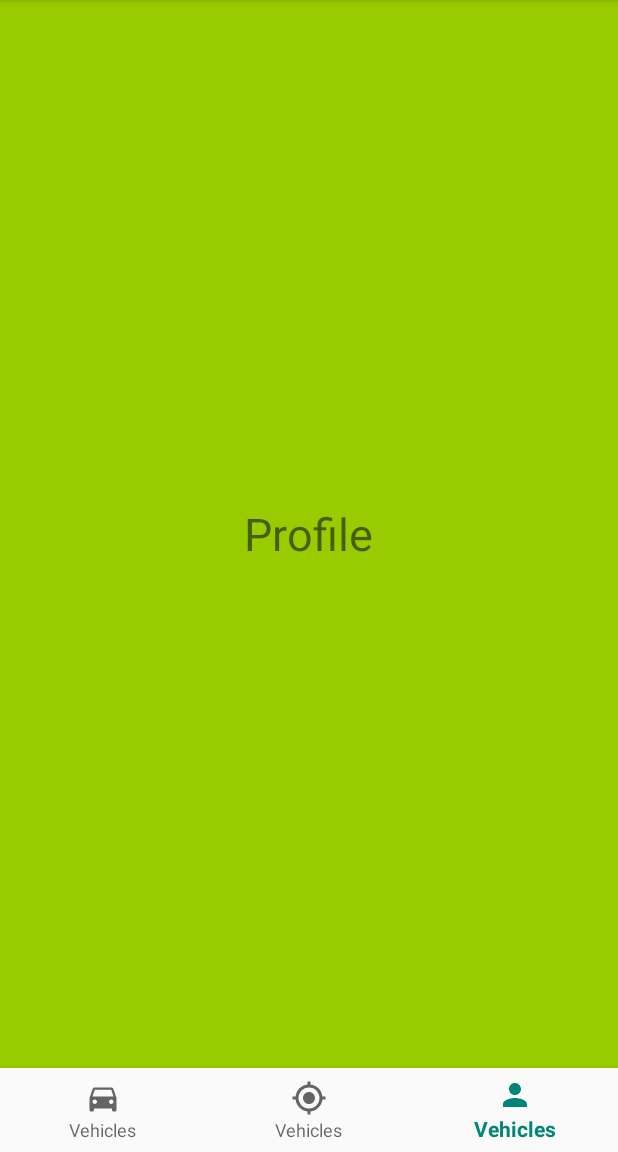
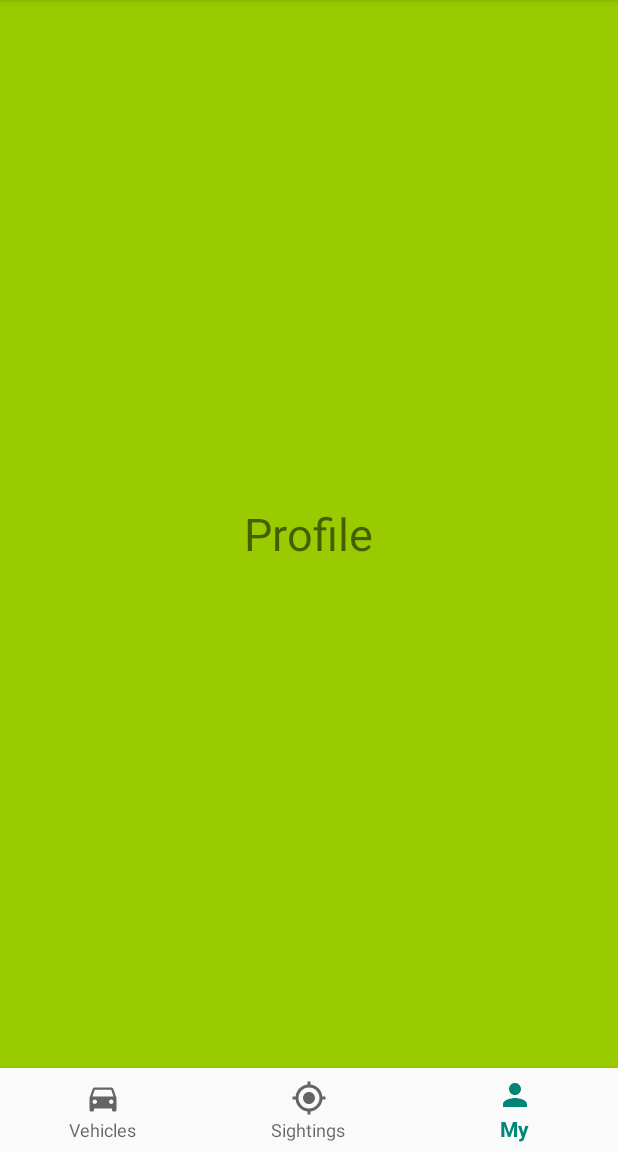
Before and after one commit to roystijsiger/missing-cars-app, an Android app: the screen it shows after launch (MainActivity), item 3 of the bottom bar chosen, on a phone screen of 412 x 824 dp, the part 84-1236 px from its top. Run offline under Robolectric (Android 15) with nearby library versions, the phone set to English and light mode, and no system bars.

Commit message:
Change titles of bottom_navigation

```diff
--- a/app/src/main/java/com/wherismyvehicle/whereismyvehicle/MainActivity.java
+++ b/app/src/main/java/com/wherismyvehicle/whereismyvehicle/MainActivity.java
@@ -28,7 +28,6 @@ public class MainActivity extends AppCompatActivity {
                     break;
                 case R.id.nav_sightings:
                     selectedFragment = new SightingsFragment();
-
                         break;
                 case R.id.nav_vehicles:
                     selectedFragment = new VehiclesFragment();
--- a/app/src/main/res/menu/bottom_navigation.xml
+++ b/app/src/main/res/menu/bottom_navigation.xml
@@ -7,9 +7,9 @@
     <item
         android:id="@+id/nav_sightings"
         android:icon="@drawable/ic_gps_fixed_black_24dp"
-        android:title="@string/nav_vehicles" />
+        android:title="@string/nav_sightings" />
     <item
         android:id="@+id/nav_profile"
         android:icon="@drawable/ic_person_black_24dp"
-        android:title="@string/nav_vehicles" />
+        android:title="@string/nav_user" />
 </menu>
```
